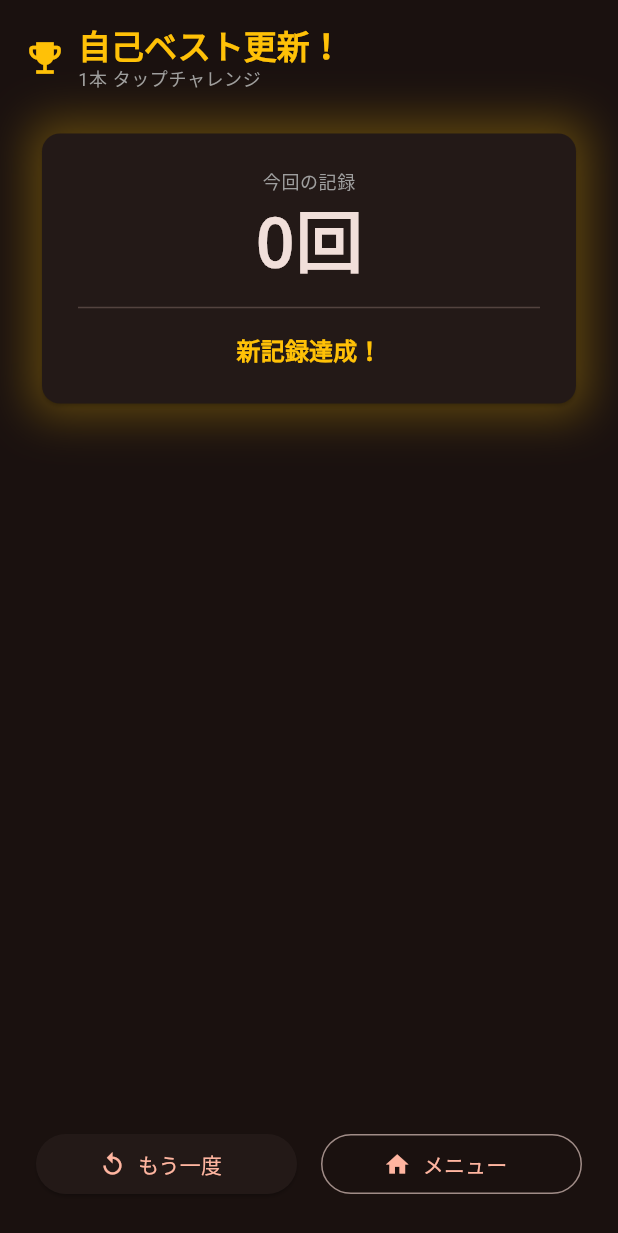
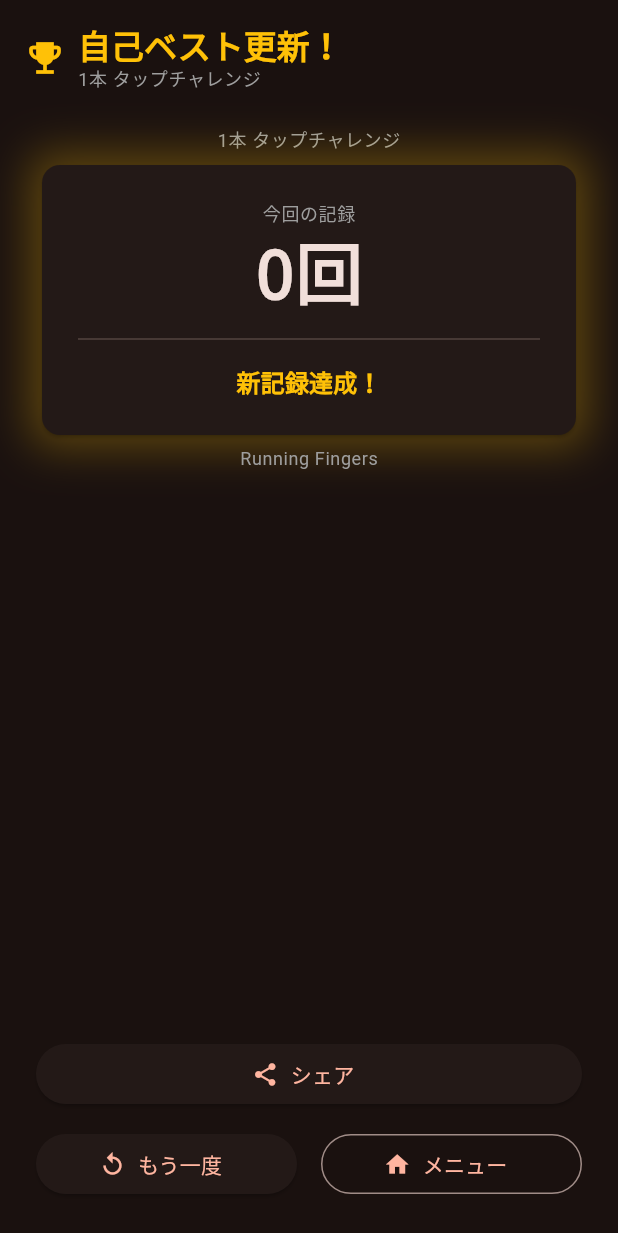
Before and after one commit to djin-3/running_fingers, a Flutter app: the ResultScreen screen opened directly with empty values, on a phone screen of 412 x 824 dp. Shown: the top 1233 px of the screen. Run offline on Flutter 3.47's test engine with Material 3 defaults, Android fonts, the phone set to English and light mode, and no system bars; our stand-ins replace audioplayers, confetti, share_plus, shared_preferences, wakelock_plus; accounts and stored records are empty.

Commit message:
feat: 効果音・BGM・SNS共有機能を実装
- AudioService シングルトンを新規作成（BGMループ・SE再生）
- ホーム画面ヘッダーにBGMオン/オフ切替アイコンを追加
- BGM設定をSharedPreferencesで永続化
- ゲーム画面にタップ音・スタート音・ゴール音を追加
- リザルト画面にベスト更新ファンファーレを追加
- リザルト画面にシェアボタンを追加（スクリーンショット画像付き共有）
- pubspec.yaml に audioplayers/share_plus/path_provider を追加

Co-Authored-By: Claude Sonnet 4.6 <noreply@anthropic.com>

```diff
--- a/lib/screens/game_screen.dart
+++ b/lib/screens/game_screen.dart
@@ -4,6 +4,7 @@ import 'package:flutter/services.dart';
 import 'package:wakelock_plus/wakelock_plus.dart';
 import '../models/game_state.dart';
 import '../models/record_data.dart';
+import '../services/audio_service.dart';
 import '../services/storage_service.dart';
 import '../widgets/tap_button.dart';
 import 'result_screen.dart';
@@ -109,6 +110,7 @@ class _GameScreenState extends State<GameScreen>
     if (_gameState.phase == GamePhase.playing && !_goAnimTriggered) {
       _goAnimTriggered = true;
       _goAnimController.forward(from: 0);
+      AudioService().playStart();
     }
 
     // "Set" 中はパルスを繰り返す、それ以外は止める
@@ -130,6 +132,7 @@ class _GameScreenState extends State<GameScreen>
 
     if (_gameState.phase == GamePhase.finished && !_navigatedToResult) {
       _navigatedToResult = true;
+      AudioService().playGoal();
       _navigateToResult();
     }
   }
@@ -192,6 +195,7 @@ class _GameScreenState extends State<GameScreen>
     final isValid = _gameState.handleTap(side: side);
     if (isValid) {
       HapticFeedback.lightImpact();
+      AudioService().playTap();
     } else {
       HapticFeedback.mediumImpact();
     }
--- a/lib/screens/result_screen.dart
+++ b/lib/screens/result_screen.dart
@@ -1,6 +1,12 @@
+import 'dart:io';
+import 'dart:ui' as ui;
 import 'package:flutter/material.dart';
+import 'package:flutter/rendering.dart';
 import 'package:confetti/confetti.dart';
+import 'package:path_provider/path_provider.dart';
+import 'package:share_plus/share_plus.dart';
 import '../models/record_data.dart';
+import '../services/audio_service.dart';
 import '../services/storage_service.dart';
 
 /// リザルト画面
@@ -37,6 +43,9 @@ class _ResultScreenState extends State<ResultScreen>
   late Animation<double> _scaleAnimation;
 
   late ConfettiController _confettiController;
+
+  final GlobalKey _shareKey = GlobalKey();
+  bool _sharing = false;
 
   @override
   void initState() {
@@ -106,6 +115,7 @@ class _ResultScreenState extends State<ResultScreen>
       if (_isNewBest) {
         _celebrationController.repeat(reverse: true);
         _confettiController.play();
+        AudioService().playBest();
       }
     }
   }
@@ -158,9 +168,31 @@ class _ResultScreenState extends State<ResultScreen>
                           padding: const EdgeInsets.symmetric(horizontal: 24, vertical: 8),
                           child: Column(
                             children: [
+                              RepaintBoundary(
+                                key: _shareKey,
+                                child: Column(
+                                  mainAxisSize: MainAxisSize.min,
+                                  children: [
+                                    Text(
+                                      _modeName(),
+                                      style: Theme.of(context).textTheme.bodySmall?.copyWith(
+                                            color: Colors.grey,
+                                          ),
+                                    ),
+                                    const SizedBox(height: 4),
                                     ScaleTransition(
                                       scale: _scaleAnimation,
                                       child: _buildResultCard(context),
+                                    ),
+                                    const SizedBox(height: 4),
+                                    Text(
+                                      'Running Fingers',
+                                      style: Theme.of(context).textTheme.bodySmall?.copyWith(
+                                            color: Colors.grey,
+                                          ),
+                                    ),
+                                  ],
+                                ),
                               ),
                               const SizedBox(height: 16),
                               if (_history.length > 1) _buildHistorySection(context),
@@ -381,13 +413,29 @@ class _ResultScreenState extends State<ResultScreen>
   Widget _buildActions(BuildContext context) {
     return Padding(
       padding: const EdgeInsets.all(24),
-      child: Row(
+      child: Column(
+        children: [
+          SizedBox(
+            width: double.infinity,
+            child: ElevatedButton.icon(
+              onPressed: _sharing ? null : _shareResult,
+              icon: _sharing
+                  ? const SizedBox(
+                      width: 18,
+                      height: 18,
+                      child: CircularProgressIndicator(strokeWidth: 2),
+                    )
+                  : const Icon(Icons.share),
+              label: const Text('シェア'),
+            ),
+          ),
+          const SizedBox(height: 12),
+          Row(
             children: [
               Expanded(
                 child: ElevatedButton.icon(
                   onPressed: () {
-                // スタック全体をクリアしてゲーム画面を再起動
-                Navigator.of(context).pop(true); // trueはリトライを示す
+                    Navigator.of(context).pop(true);
                   },
                   icon: const Icon(Icons.replay),
                   label: const Text('もう一度'),
@@ -397,7 +445,6 @@ class _ResultScreenState extends State<ResultScreen>
               Expanded(
                 child: OutlinedButton.icon(
                   onPressed: () {
-                // ホームまで戻る
                     Navigator.of(context).popUntil((route) => route.isFirst);
                   },
                   icon: const Icon(Icons.home),
@@ -406,6 +453,34 @@ class _ResultScreenState extends State<ResultScreen>
               ),
             ],
           ),
+        ],
+      ),
     );
   }
+
+  Future<void> _shareResult() async {
+    setState(() => _sharing = true);
+    try {
+      final boundary = _shareKey.currentContext?.findRenderObject()
+          as RenderRepaintBoundary?;
+      if (boundary == null) return;
+      final image = await boundary.toImage(pixelRatio: 3.0);
+      final byteData = await image.toByteData(format: ui.ImageByteFormat.png);
+      if (byteData == null) return;
+      final bytes = byteData.buffer.asUint8List();
+
+      final tempDir = await getTemporaryDirectory();
+      final file = File('${tempDir.path}/running_fingers_result.png');
+      await file.writeAsBytes(bytes);
+
+      await Share.shareXFiles(
+        [XFile(file.path)],
+        text: '${_modeName()} #RunningFingers',
+      );
+    } catch (_) {
+      // 共有は任意操作のためサイレント失敗
+    } finally {
+      if (mounted) setState(() => _sharing = false);
     }
+  }
+}
--- a/pubspec.yaml
+++ b/pubspec.yaml
@@ -12,6 +12,9 @@ dependencies:
   shared_preferences: ^2.3.0
   wakelock_plus: ^1.3.0
   confetti: ^0.7.0
+  audioplayers: ^6.0.0
+  share_plus: ^10.0.0
+  path_provider: ^2.1.0
 
 dev_dependencies:
   flutter_test:
@@ -20,3 +23,5 @@ dev_dependencies:
 
 flutter:
   uses-material-design: true
+  assets:
+    - assets/sounds/
```
Also changed, not shown: lib/main.dart (+36 -4 lines), lib/services/audio_service.dart (added, +81 -0 lines), lib/services/storage_service.dart (+13 -0 lines), 1 other file. Lines whose indentation alone changed are shown as unchanged.
